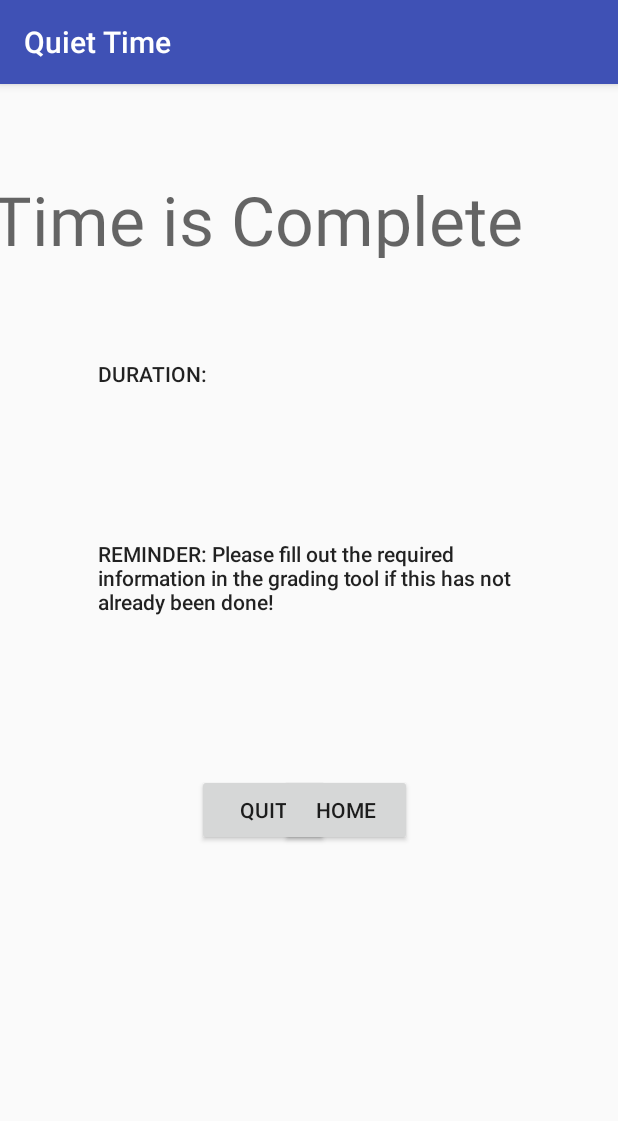
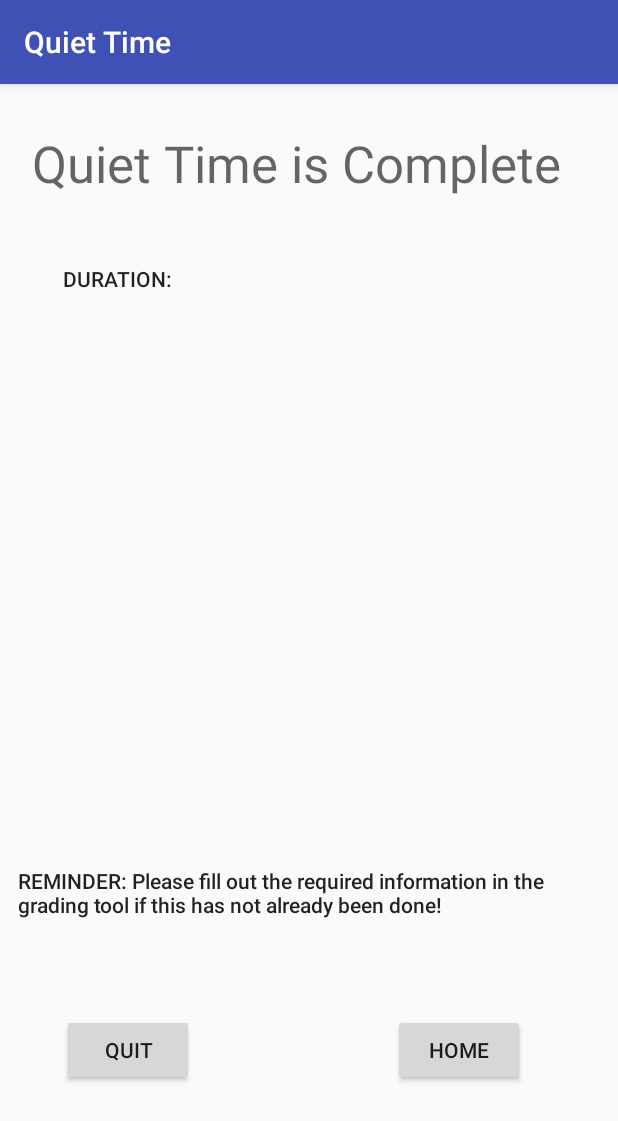
Before and after one commit to drseet/QTver1, an Android app: the Done screen opened directly, with no data from a screen before it, on a phone screen of 412 x 824 dp. Shown: the top 1121 px of the screen. Run offline under Robolectric (Android 15) with nearby library versions, the phone set to English and light mode, and no system bars.

Commit message:
Merge remote-tracking branch 'github/master'
# Conflicts:
#	app/src/main/res/layout/activity_help.xml

```diff
--- a/app/src/main/java/com/example/root/qtv1/Login.java
+++ b/app/src/main/java/com/example/root/qtv1/Login.java
@@ -86,7 +86,7 @@ public class Login extends AppCompatActivity {
                 pw = passInput.getText().toString();
         }
 
-        //check if admin, if admin: delete user button visible
+        //check if admin, if admin: delete user button visible --------> move to main screen ******
         if (usr == "admin" && pw == "admin") {
             //make delete user/ admin button visible to allow user to access admin screen
             adminButton.setVisibility(View.VISIBLE);
--- a/app/src/main/java/com/example/root/qtv1/MainActivity.java
+++ b/app/src/main/java/com/example/root/qtv1/MainActivity.java
@@ -84,7 +84,6 @@ public class MainActivity extends AppCompatActivity {
             e.printStackTrace();
             Log.v("QT", "File not written");
         }
-        Toast.makeText(getApplicationContext(), "error: "+Log.VERBOSE, Toast.LENGTH_LONG).show();
     }
 
     // **** add method to collect total and avg times using the hashtable ****
@@ -137,7 +136,8 @@ public class MainActivity extends AppCompatActivity {
             public void onFinish() {
                 alert();
                 cancel();
-                isDone = true;
+                //isDone = true;
+                finishAndRemoveTask();
                 startActivity(warn);
             }
         } .start();
--- a/app/src/main/res/layout/activity_done.xml
+++ b/app/src/main/res/layout/activity_done.xml
@@ -5,23 +5,26 @@
     android:layout_width="match_parent"
     android:layout_height="match_parent"
     tools:context="com.example.root.qtv1.Done"
-    tools:layout_editor_absoluteY="89dp"
+    tools:layout_editor_absoluteY="81dp"
     tools:layout_editor_absoluteX="0dp">
 
     <TextView
         android:id="@+id/complete"
-        android:layout_width="508dp"
-        android:layout_height="56dp"
-        android:layout_marginEnd="28dp"
+        android:layout_width="0dp"
+        android:layout_height="51dp"
+        android:layout_marginEnd="21dp"
         android:text="Quiet Time is Complete"
-        android:textAppearance="@style/TextAppearance.AppCompat.Display2"
+        android:textAppearance="@style/TextAppearance.AppCompat.Display1"
         tools:layout_constraintTop_creator="1"
         tools:layout_constraintRight_creator="1"
         tools:layout_constraintBottom_creator="1"
-        app:layout_constraintBottom_toTopOf="@+id/textView4"
+        app:layout_constraintBottom_toTopOf="@+id/duration"
+        android:layout_marginStart="21dp"
         app:layout_constraintRight_toRightOf="parent"
-        android:layout_marginTop="60dp"
-        android:layout_marginBottom="67dp"
+        android:layout_marginTop="30dp"
+        tools:layout_constraintLeft_creator="1"
+        android:layout_marginBottom="39dp"
+        app:layout_constraintLeft_toLeftOf="parent"
         app:layout_constraintTop_toTopOf="parent" />
 
     <TextView
@@ -30,60 +33,65 @@
         android:layout_height="40dp"
         android:text="DURATION:"
         android:textAppearance="@style/TextAppearance.AppCompat.Body2"
-        tools:layout_constraintTop_creator="1"
-        android:layout_marginStart="65dp"
-        android:layout_marginTop="183dp"
+        android:layout_marginStart="41dp"
+        app:layout_constraintRight_toLeftOf="@+id/time"
+        tools:layout_constraintRight_creator="1"
+        android:layout_marginEnd="37dp"
+        app:layout_constraintBaseline_toBaselineOf="@+id/time"
+        tools:layout_constraintBaseline_creator="1"
         tools:layout_constraintLeft_creator="1"
-        app:layout_constraintLeft_toLeftOf="parent"
-        app:layout_constraintTop_toTopOf="parent" />
+        app:layout_constraintLeft_toLeftOf="parent" />
 
     <TextView
         android:id="@+id/finalRemind"
         android:layout_width="0dp"
-        android:layout_height="72dp"
+        android:layout_height="67dp"
         android:text="REMINDER: Please fill out the required information in the grading tool if this has not already been done!"
         android:textAppearance="@style/TextAppearance.AppCompat.Body2"
-        tools:layout_constraintTop_creator="1"
+        android:layout_marginStart="12dp"
+        android:layout_marginEnd="12dp"
         tools:layout_constraintRight_creator="1"
-        android:layout_marginStart="65dp"
-        android:layout_marginEnd="65dp"
+        tools:layout_constraintBottom_creator="1"
+        app:layout_constraintBottom_toBottomOf="parent"
         app:layout_constraintRight_toRightOf="parent"
-        android:layout_marginTop="78dp"
-        app:layout_constraintTop_toBottomOf="@+id/textView4"
         tools:layout_constraintLeft_creator="1"
-        app:layout_constraintLeft_toLeftOf="parent" />
+        android:layout_marginBottom="179dp"
+        app:layout_constraintLeft_toLeftOf="parent"
+        app:layout_constraintHorizontal_bias="0.0" />
 
     <Button
         android:id="@+id/quit"
         android:layout_width="wrap_content"
         android:layout_height="wrap_content"
         android:text="quit"
-        android:layout_marginStart="131dp"
-        app:layout_constraintBaseline_toBaselineOf="@+id/home"
-        tools:layout_constraintBaseline_creator="1"
+        android:layout_marginStart="41dp"
+        tools:layout_constraintTop_creator="1"
+        tools:layout_constraintBottom_creator="1"
+        app:layout_constraintBottom_toBottomOf="@+id/home"
         tools:layout_constraintLeft_creator="1"
-        app:layout_constraintLeft_toLeftOf="parent" />
+        app:layout_constraintLeft_toLeftOf="parent"
+        app:layout_constraintTop_toTopOf="@+id/home" />
 
     <Button
         android:id="@+id/home"
         android:layout_width="wrap_content"
         android:layout_height="wrap_content"
         android:text="home"
+        android:layout_marginEnd="62dp"
         tools:layout_constraintRight_creator="1"
         tools:layout_constraintBottom_creator="1"
         app:layout_constraintBottom_toBottomOf="parent"
-        android:layout_marginEnd="137dp"
         app:layout_constraintRight_toRightOf="parent"
-        android:layout_marginBottom="260dp" />
+        android:layout_marginBottom="100dp" />
 
     <TextView
-        android:id="@+id/textView4"
+        android:id="@+id/time"
         android:layout_width="163dp"
         android:layout_height="42dp"
+        tools:layout_constraintTop_creator="1"
         tools:layout_constraintRight_creator="1"
-        app:layout_constraintRight_toRightOf="parent"
-        app:layout_constraintBaseline_toBaselineOf="@+id/duration"
-        tools:layout_constraintBaseline_creator="1"
-        tools:layout_constraintLeft_creator="1"
-        app:layout_constraintLeft_toLeftOf="parent" />
+        android:layout_marginEnd="40dp"
+        app:layout_constraintRight_toRightOf="@+id/complete"
+        android:layout_marginTop="120dp"
+        app:layout_constraintTop_toTopOf="parent" />
 </android.support.constraint.ConstraintLayout>
```
Also changed, not shown: app/src/main/java/com/example/root/qtv1/Done.java (+5 -14 lines), app/src/main/res/layout/activity_main.xml (+13 -13 lines), app/src/main/res/layout/activity_register.xml (+17 -0 lines).
